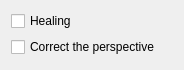
Old version of the form krita/plugins/paintops/defaultpaintops/duplicate/wdgduplicateop.ui in the repository KDE/krita.
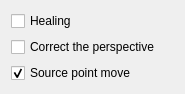
New version of the form.

Commit message: Feature: Add an option to duplicate for the source point to not move.

```diff
--- a/krita/plugins/paintops/defaultpaintops/duplicate/wdgduplicateop.ui
+++ b/krita/plugins/paintops/defaultpaintops/duplicate/wdgduplicateop.ui
@@ -6,8 +6,8 @@
    <rect>
     <x>0</x>
     <y>0</y>
-    <width>184</width>
-    <height>70</height>
+    <width>185</width>
+    <height>87</height>
    </rect>
   </property>
   <layout class="QVBoxLayout" name="verticalLayout">
@@ -25,6 +25,16 @@
      </property>
     </widget>
    </item>
+   <item>
+    <widget class="QCheckBox" name="cbSourcePoint">
+     <property name="text">
+      <string>Source point move</string>
+     </property>
+     <property name="checked">
+      <bool>true</bool>
+     </property>
+    </widget>
+   </item>
    <item>
     <spacer name="verticalSpacer">
      <property name="orientation">
```
The commit also changes 6 other files.
